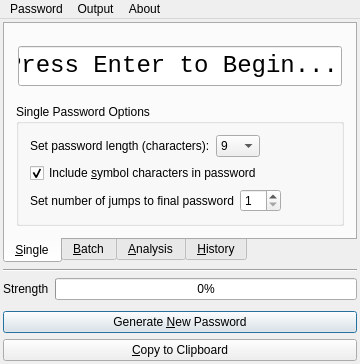
pwizard2/randompass, file ui/mainwindow.ui: the form before one commit.
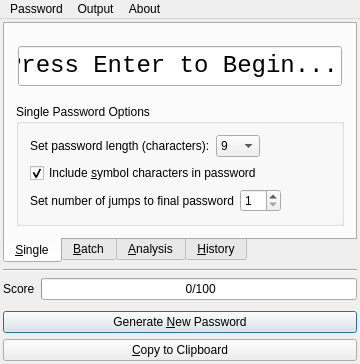
The form after the commit. Icons and pictures are not drawn.

Commit message: added strength rating system

The edit to the form file:
```diff
--- a/ui/mainwindow.ui
+++ b/ui/mainwindow.ui
@@ -449,7 +449,7 @@
       <item>
        <widget class="QLabel" name="label">
         <property name="text">
-         <string>Strength</string>
+         <string>Score</string>
         </property>
        </widget>
       </item>
@@ -458,6 +458,12 @@
         <property name="value">
          <number>0</number>
         </property>
+        <property name="invertedAppearance">
+         <bool>false</bool>
+        </property>
+        <property name="format">
+         <string> %p/100</string>
+        </property>
        </widget>
       </item>
      </layout>
```
The commit also changes 3 other files.
